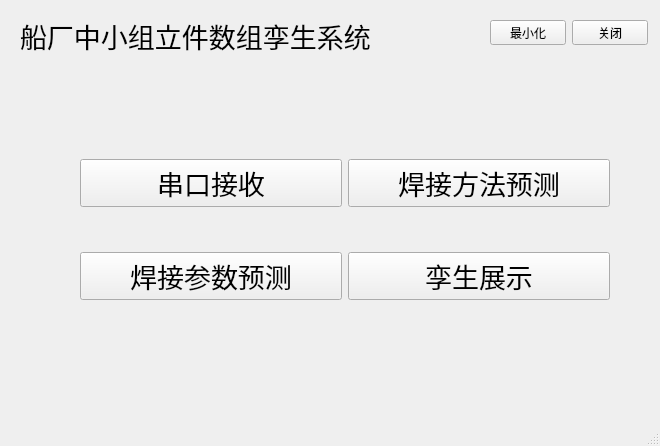
Qt form UiDesign/Uied1.ui (wwwK/DigitalTwin) before a commit.
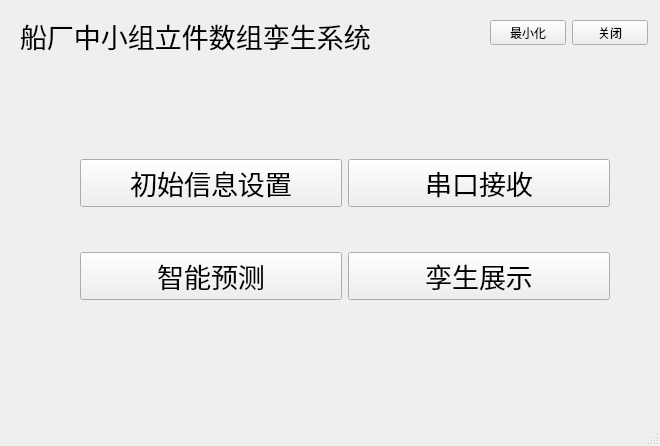
The same form after that commit.

Commit message: 根据软件著作权改了一下界面

Patch:
```diff
--- a/UiDesign/Uied1.ui
+++ b/UiDesign/Uied1.ui
@@ -43,32 +43,6 @@
      </rect>
     </property>
     <layout class="QGridLayout" name="gridLayout">
-     <item row="0" column="0">
-      <widget class="QPushButton" name="portReceive">
-       <property name="font">
-        <font>
-         <family>Adobe Arabic</family>
-         <pointsize>20</pointsize>
-        </font>
-       </property>
-       <property name="text">
-        <string>串口接收</string>
-       </property>
-      </widget>
-     </item>
-     <item row="1" column="0">
-      <widget class="QPushButton" name="weldingParaPredict">
-       <property name="font">
-        <font>
-         <family>Adobe Arabic</family>
-         <pointsize>20</pointsize>
-        </font>
-       </property>
-       <property name="text">
-        <string>焊接参数预测</string>
-       </property>
-      </widget>
-     </item>
      <item row="1" column="1">
       <widget class="QPushButton" name="digitalTwinShow">
        <property name="font">
@@ -82,7 +56,20 @@
        </property>
       </widget>
      </item>
-     <item row="0" column="1">
+     <item row="0" column="0">
+      <widget class="QPushButton" name="InfoSet">
+       <property name="font">
+        <font>
+         <family>Adobe Arabic</family>
+         <pointsize>20</pointsize>
+        </font>
+       </property>
+       <property name="text">
+        <string>初始信息设置</string>
+       </property>
+      </widget>
+     </item>
+     <item row="1" column="0">
       <widget class="QPushButton" name="WeldingMethodPredict">
        <property name="font">
         <font>
@@ -91,7 +78,20 @@
         </font>
        </property>
        <property name="text">
-        <string>焊接方法预测</string>
+        <string>智能预测</string>
+       </property>
+      </widget>
+     </item>
+     <item row="0" column="1">
+      <widget class="QPushButton" name="portReceive">
+       <property name="font">
+        <font>
+         <family>Adobe Arabic</family>
+         <pointsize>20</pointsize>
+        </font>
+       </property>
+       <property name="text">
+        <string>串口接收</string>
        </property>
       </widget>
      </item>
```
The commit also changes 4 other files.
